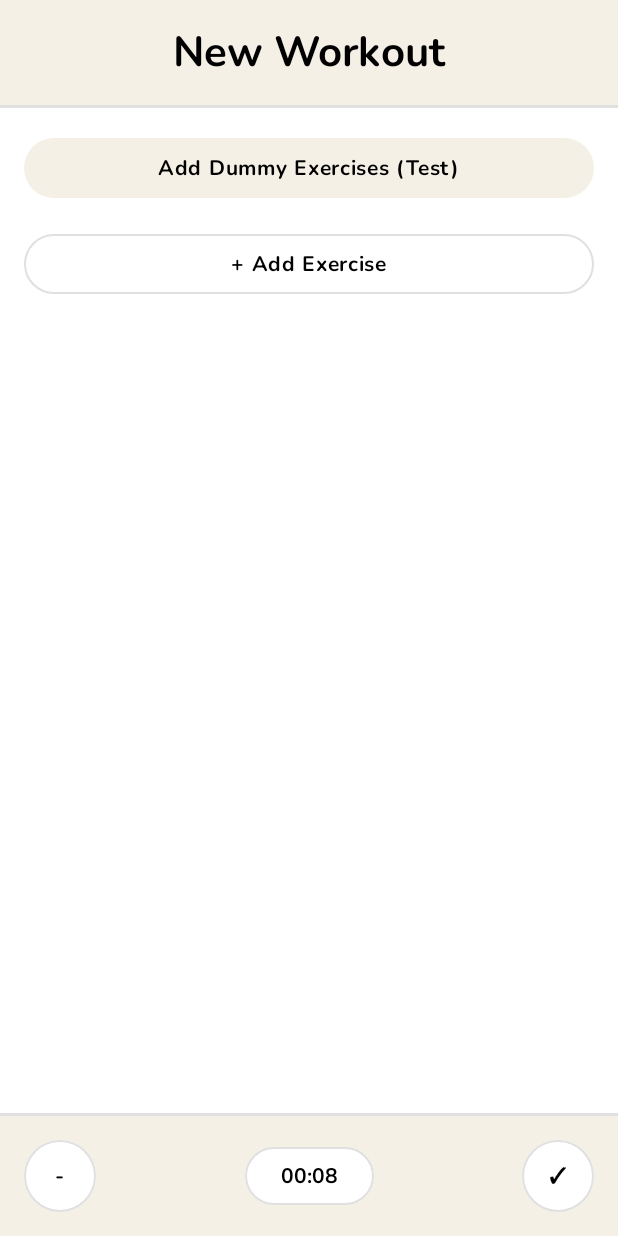
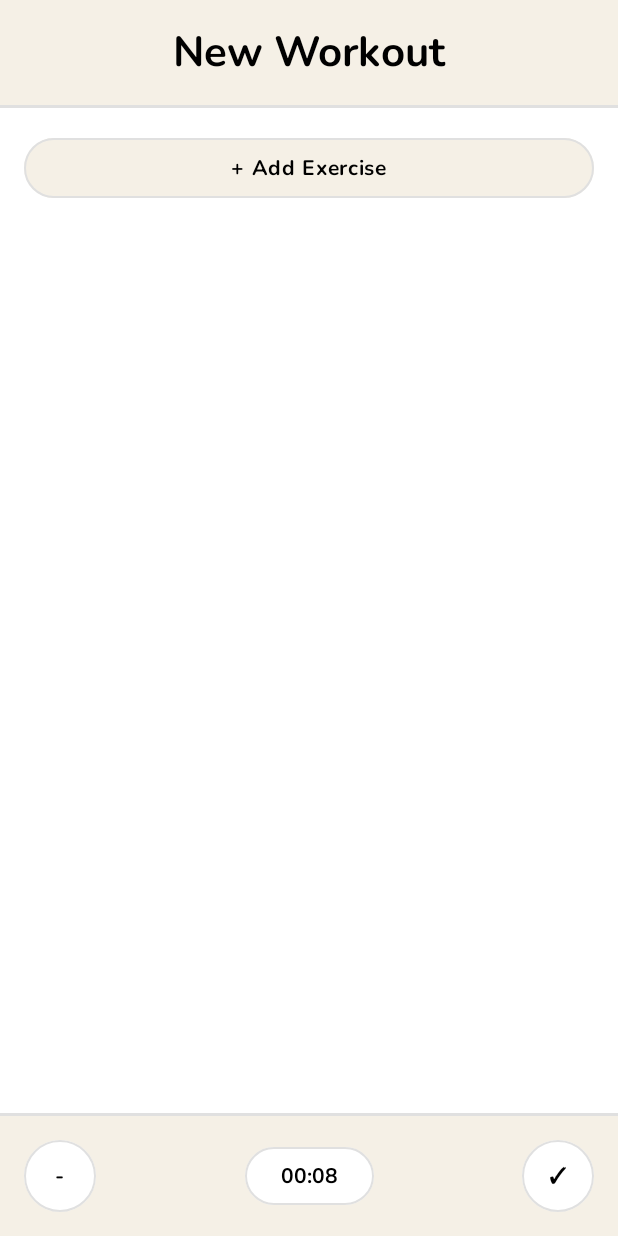
Before and after one commit to aliien15/ALift-App, an Android app built with Jetpack Compose: the screen it shows after launch (MainActivity), on a phone screen of 412 x 824 dp. Run offline under Robolectric (Android 15) with nearby library versions, the phone set to English and light mode, and no system bars; our stand-ins replace Room's generated code.

Commit message:
chore: removed temporary added button for testing in the active workout UI

```diff
--- a/app/src/main/java/com/me/aliftapp/ui/workout/WorkoutScreen.kt
+++ b/app/src/main/java/com/me/aliftapp/ui/workout/WorkoutScreen.kt
@@ -81,21 +81,6 @@ fun WorkoutScreen(viewModel: ActiveWorkoutViewModel) {
             contentPadding = PaddingValues(16.dp),
             verticalArrangement = Arrangement.spacedBy(16.dp),
         ) {
-            // Button made for testing, not meant to go on production
-            item(key = "dummy_exercises_button") {
-                Button(
-                    onClick = { viewModel.generateDummyWorkoutForUi() },
-                    modifier = Modifier.fillMaxWidth(),
-                    colors =
-                        ButtonDefaults.buttonColors(
-                            containerColor = MaterialTheme.colorScheme.surface,
-                            contentColor = MaterialTheme.colorScheme.onSurface,
-                        ),
-                ) {
-                    Text("Add Dummy Exercises (Test)")
-                }
-            }
-
             // Exercise Boxes
             items(items = groupedExercises, key = { (exerciseName, _) -> exerciseName }) {
                 (exerciseName, workoutSets) ->
@@ -230,6 +215,11 @@ fun WorkoutScreen(viewModel: ActiveWorkoutViewModel) {
                 OutlinedButton(
                     onClick = { /* TODO: Add exercise searching sub-menu */ },
                     modifier = Modifier.fillMaxWidth(),
+                    colors =
+                        ButtonDefaults.buttonColors(
+                            containerColor = MaterialTheme.colorScheme.surface,
+                            contentColor = MaterialTheme.colorScheme.onSurface,
+                        ),
                 ) {
                     Text("+ Add Exercise")
                 }
```
